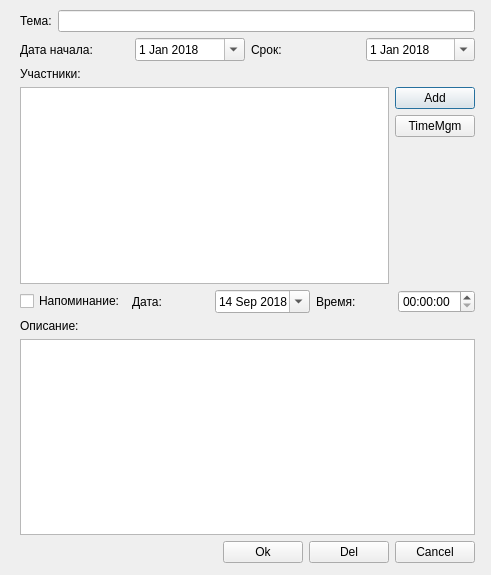
Above: gui/templates/task_create.ui from geektasks/client before the change. Below: the same form after it.
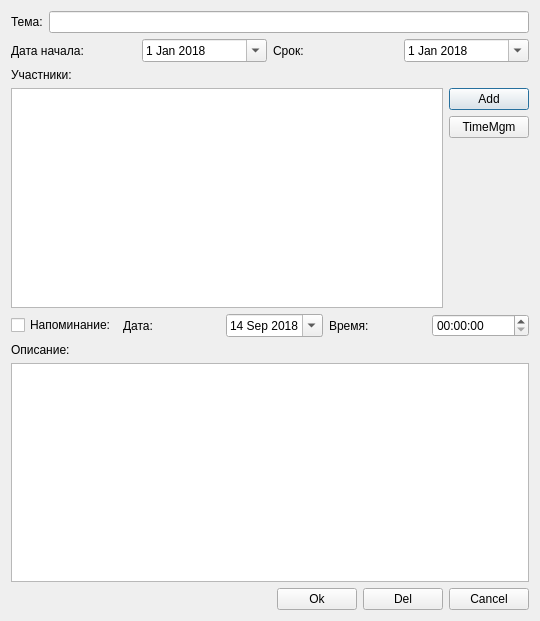
That is the form after the change.

Commit message: поправил мастштабирования окна задач

The edit to the form file:
```diff
--- a/gui/templates/task_create.ui
+++ b/gui/templates/task_create.ui
@@ -6,22 +6,15 @@
    <rect>
     <x>0</x>
     <y>0</y>
-    <width>491</width>
-    <height>575</height>
+    <width>540</width>
+    <height>621</height>
    </rect>
   </property>
   <property name="windowTitle">
    <string>Dialog</string>
   </property>
-  <widget class="QWidget" name="">
-   <property name="geometry">
-    <rect>
-     <x>20</x>
-     <y>10</y>
-     <width>455</width>
-     <height>553</height>
-    </rect>
-   </property>
+  <layout class="QGridLayout" name="gridLayout_2">
+   <item row="0" column="0">
    <layout class="QGridLayout" name="gridLayout">
     <item row="0" column="0">
      <layout class="QVBoxLayout" name="verticalLayout_2">
@@ -288,7 +281,8 @@
      </layout>
     </item>
    </layout>
-  </widget>
+   </item>
+  </layout>
  </widget>
  <resources/>
  <connections/>
```
Lines whose indentation alone changed are shown as unchanged.
